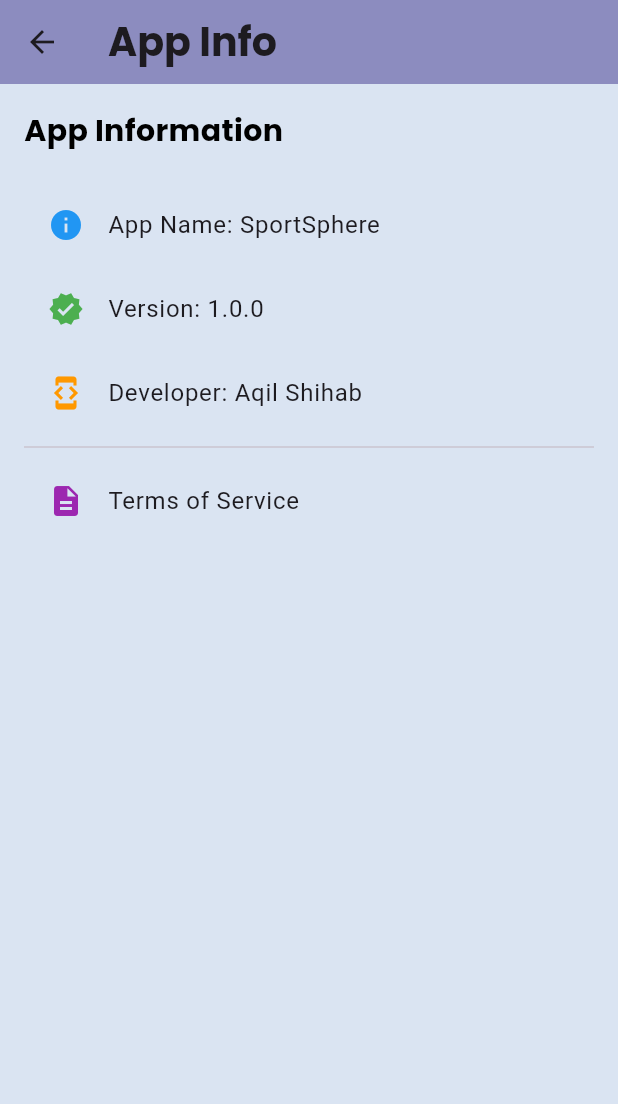
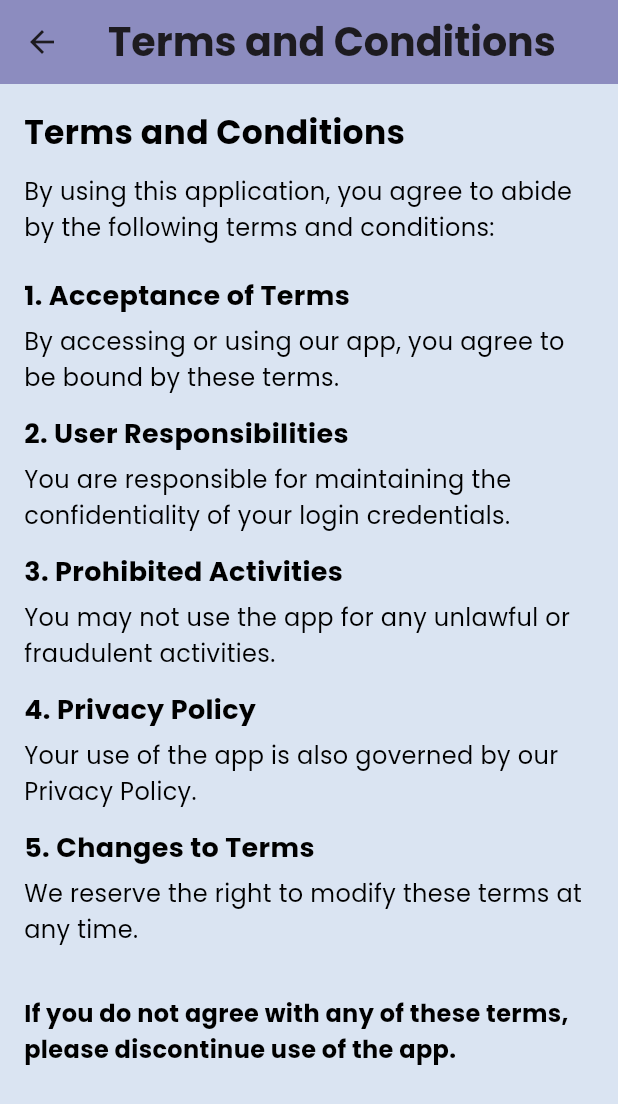
Before and after one commit to AaqilSh/SportSphereApp, a Flutter app: the AppInfoScreen screen opened directly, after a tap on "Terms of Service", on a phone screen of 412 x 824 dp. Shown: the top 1104 px of the screen. Run offline on Flutter 3.47's test engine with Material 3 defaults, Android fonts, the light colour scheme and no system bars; our stand-ins replace auto_size_text, firebase_auth, firebase_core, flutter_local_notifications, flutter_screenutil, font_awesome_flutter and 2 more; accounts and stored records are empty.

Commit message:
Added terms condition page

```diff
--- a/sportsphere/lib/screens/app_info_screen.dart
+++ b/sportsphere/lib/screens/app_info_screen.dart
@@ -1,4 +1,5 @@
 import 'package:flutter/material.dart';
+import 'package:sportsphere/screens/terms_condition.dart';
 
 class AppInfoScreen extends StatelessWidget {
   const AppInfoScreen({super.key});
@@ -34,6 +35,10 @@ class AppInfoScreen extends StatelessWidget {
               leading: Icon(Icons.description, color: Colors.purple),
               title: Text('Terms of Service'),
               onTap: () {
+                Navigator.push(
+                    context,
+                    MaterialPageRoute(
+                        builder: (context) => TermsAndConditionsScreen()));
                 // Navigate to Terms of Service
               },
             ),
--- a/sportsphere/lib/screens/standing_home.dart
+++ b/sportsphere/lib/screens/standing_home.dart
@@ -4,10 +4,10 @@ import 'package:sportsphere/screens/standings.dart';
 class StandingsScreen extends StatelessWidget {
   final List<Map<String, String>> leagues = [
     {"idLeague": "39", "strLeague": "Premier League"},
-    {"idLeague": "4331", "strLeague": "La Liga"},
-    {"idLeague": "4335", "strLeague": "Bundesliga"},
-    {"idLeague": "4334", "strLeague": "Serie A"},
-    {"idLeague": "4332", "strLeague": "Ligue 1"},
+    {"idLeague": "140", "strLeague": "La Liga"},
+    {"idLeague": "78", "strLeague": "Bundesliga"},
+    {"idLeague": "135", "strLeague": "Serie A"},
+    {"idLeague": "61", "strLeague": "Ligue 1"},
   ];
 
   @override
--- /dev/null
+++ b/sportsphere/lib/screens/terms_condition.dart
@@ -0,0 +1,77 @@
+import 'package:flutter/material.dart';
+
+class TermsAndConditionsScreen extends StatelessWidget {
+  const TermsAndConditionsScreen({super.key});
+
+  @override
+  Widget build(BuildContext context) {
+    return Scaffold(
+      appBar: AppBar(
+        title: Text("Terms and Conditions"),
+        centerTitle: true,
+      ),
+      body: Padding(
+        padding: const EdgeInsets.all(16.0),
+        child: SingleChildScrollView(
+          child: Column(
+            crossAxisAlignment: CrossAxisAlignment.start,
+            children: [
+              Text(
+                "Terms and Conditions",
+                style: TextStyle(fontSize: 22, fontWeight: FontWeight.bold),
+              ),
+              SizedBox(height: 10),
+              Text(
+                "By using this application, you agree to abide by the following terms and conditions:",
+                style: TextStyle(fontSize: 16),
+              ),
+              SizedBox(height: 20),
+              _buildTermItem("1. Acceptance of Terms",
+                  "By accessing or using our app, you agree to be bound by these terms."),
+              _buildTermItem("2. User Responsibilities",
+                  "You are responsible for maintaining the confidentiality of your login credentials."),
+              _buildTermItem("3. Prohibited Activities",
+                  "You may not use the app for any unlawful or fraudulent activities."),
+              _buildTermItem("4. Privacy Policy",
+                  "Your use of the app is also governed by our Privacy Policy."),
+              _buildTermItem("5. Changes to Terms",
+                  "We reserve the right to modify these terms at any time."),
+              SizedBox(height: 20),
+              Text(
+                "If you do not agree with any of these terms, please discontinue use of the app.",
+                style: TextStyle(fontSize: 16, fontWeight: FontWeight.w600),
+              ),
+              SizedBox(height: 20),
+              // Center(
+              //   child: ElevatedButton(
+              //     onPressed: () => Navigator.pop(context),
+              //     child: Text("Accept & Continue"),
+              //   ),
+              // ),
+            ],
+          ),
+        ),
+      ),
+    );
+  }
+
+  Widget _buildTermItem(String title, String description) {
+    return Padding(
+      padding: const EdgeInsets.only(bottom: 12.0),
+      child: Column(
+        crossAxisAlignment: CrossAxisAlignment.start,
+        children: [
+          Text(
+            title,
+            style: TextStyle(fontSize: 18, fontWeight: FontWeight.bold),
+          ),
+          SizedBox(height: 5),
+          Text(
+            description,
+            style: TextStyle(fontSize: 16),
+          ),
+        ],
+      ),
+    );
+  }
+}
```
